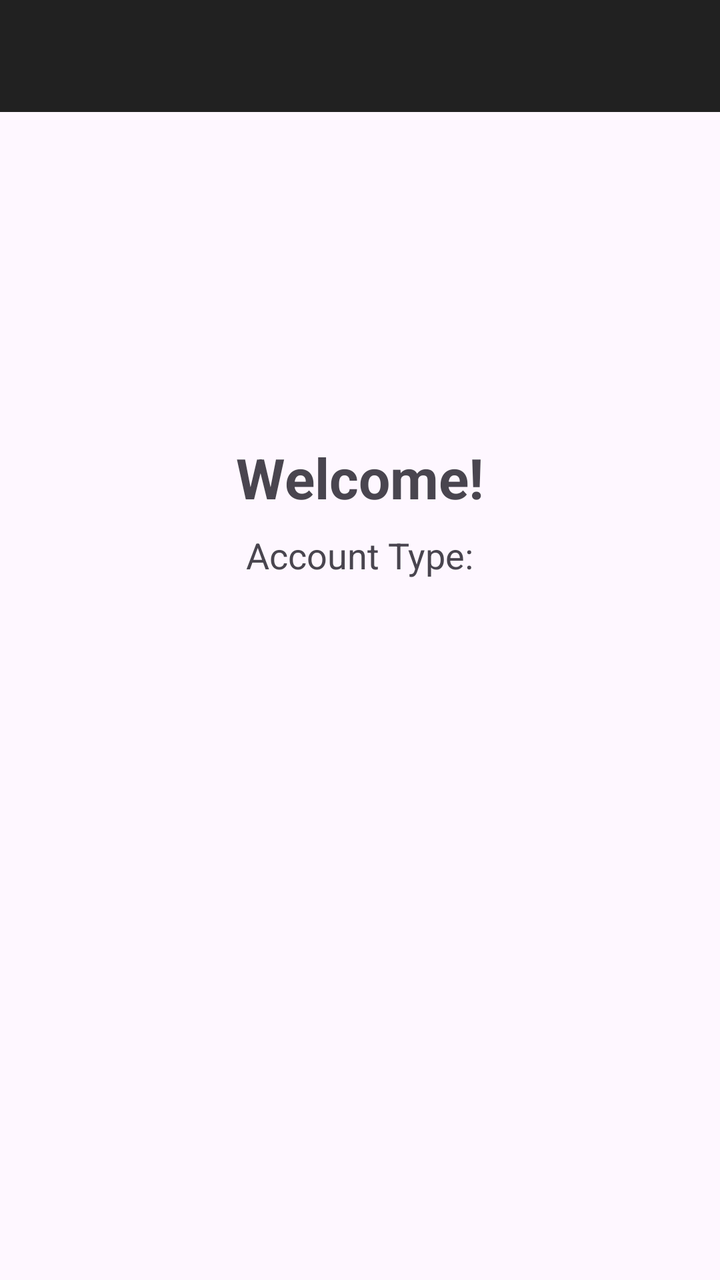
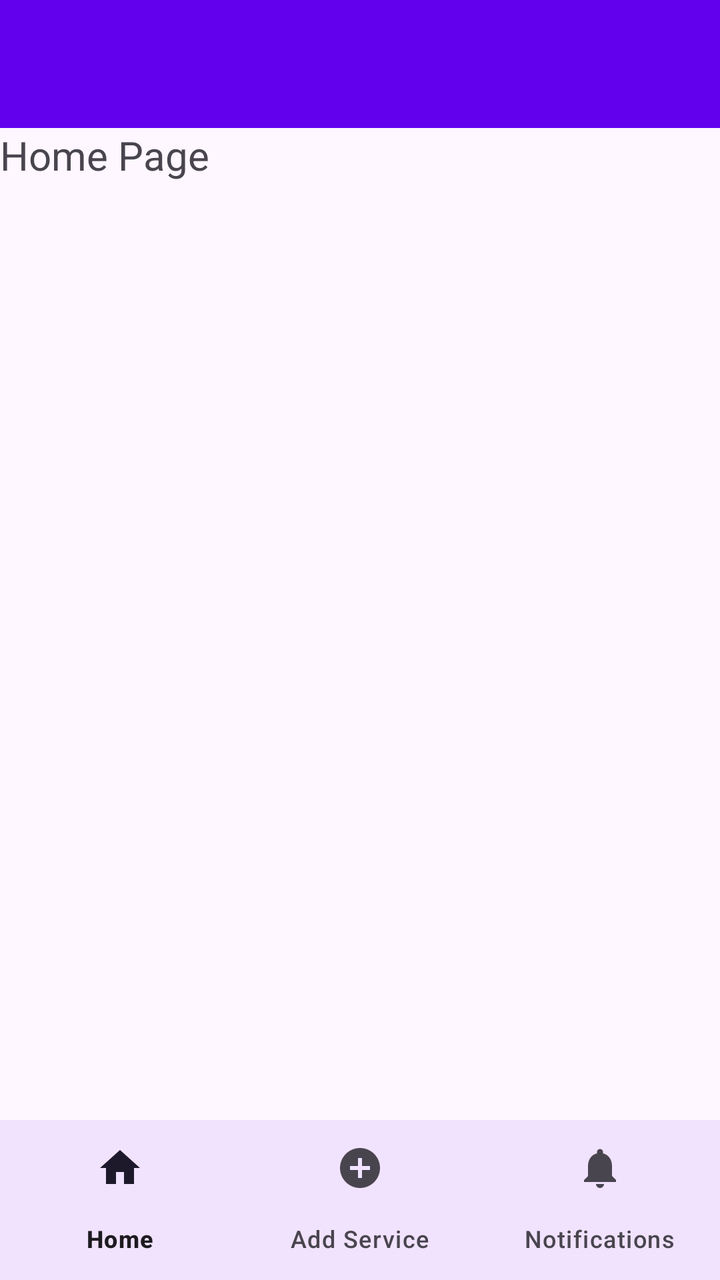

Compare the two renders of this Android layout. The source of the first and the diff that turns it into the second are given below.
<!-- AndroidManifest.xml: application theme Theme.RealtimeDB -->
<!-- res/layout/app_bar_main.xml -->
<?xml version="1.0" encoding="utf-8"?>
<androidx.coordinatorlayout.widget.CoordinatorLayout xmlns:android="http://schemas.android.com/apk/res/android"
    xmlns:app="http://schemas.android.com/apk/res-auto"
    xmlns:tools="http://schemas.android.com/tools"
    android:layout_width="match_parent"
    android:layout_height="match_parent"
    tools:context=".MainActivity">

    <com.google.android.material.appbar.AppBarLayout
        android:layout_width="match_parent"
        android:layout_height="wrap_content"
        android:theme="@style/Theme.AppCompat.Light.DarkActionBar">

        <androidx.appcompat.widget.Toolbar
            android:id="@+id/toolbar"
            android:layout_width="match_parent"
            android:layout_height="?attr/actionBarSize"
            android:background="?attr/colorPrimary"
            app:popupTheme="@style/Theme.AppCompat.Light" />

    </com.google.android.material.appbar.AppBarLayout>

    <include layout="@layout/content_main" />

</androidx.coordinatorlayout.widget.CoordinatorLayout>
<!-- res/layout/content_main.xml (included above) -->
<?xml version="1.0" encoding="utf-8"?>
<androidx.constraintlayout.widget.ConstraintLayout xmlns:android="http://schemas.android.com/apk/res/android"
    xmlns:app="http://schemas.android.com/apk/res-auto"
    xmlns:tools="http://schemas.android.com/tools"
    android:layout_width="match_parent"
    android:layout_height="match_parent"
    app:layout_behavior="@string/appbar_scrolling_view_behavior"
    tools:context=".MainActivity"
    tools:showIn="@layout/app_bar_main">

    <TextView
        android:id="@+id/textViewWelcome"
        android:layout_width="wrap_content"
        android:layout_height="wrap_content"
        android:text="Welcome!"
        android:textSize="28sp"
        android:textStyle="bold"
        app:layout_constraintBottom_toBottomOf="parent"
        app:layout_constraintEnd_toEndOf="parent"
        app:layout_constraintStart_toStartOf="parent"
        app:layout_constraintTop_toTopOf="parent"
        app:layout_constraintVertical_bias="0.3" />

    <TextView
        android:id="@+id/textViewUserType"
        android:layout_width="wrap_content"
        android:layout_height="wrap_content"
        android:text="Account Type:"
        android:textSize="18sp"
        android:layout_marginTop="8dp"
        app:layout_constraintEnd_toEndOf="parent"
        app:layout_constraintStart_toStartOf="parent"
        app:layout_constraintTop_toBottomOf="@+id/textViewWelcome" />

</androidx.constraintlayout.widget.ConstraintLayout>
<!-- resources referenced by this layout -->
<resources>
  <style name="Theme.RealtimeDB" parent="Base.Theme.RealtimeDB" />
  <style name="Base.Theme.RealtimeDB" parent="Theme.Material3.DayNight.NoActionBar">
          
          
      </style>
</resources>

<!-- the commit's change to res/layout/app_bar_main.xml (unified diff, before → after) -->
@@ -8,15 +8,15 @@
 
     <com.google.android.material.appbar.AppBarLayout
         android:layout_width="match_parent"
-        android:layout_height="wrap_content"
-        android:theme="@style/Theme.AppCompat.Light.DarkActionBar">
+        android:layout_height="wrap_content">
 
         <androidx.appcompat.widget.Toolbar
             android:id="@+id/toolbar"
             android:layout_width="match_parent"
             android:layout_height="?attr/actionBarSize"
             android:background="?attr/colorPrimary"
-            app:popupTheme="@style/Theme.AppCompat.Light" />
+            android:theme="@style/ThemeOverlay.AppCompat.Dark.ActionBar"
+            app:popupTheme="@style/ThemeOverlay.AppCompat.Light" />
 
     </com.google.android.material.appbar.AppBarLayout>
 
@@ -34,28 +34,40 @@
     tools:context=".MainActivity"
     tools:showIn="@layout/app_bar_main">
 
-    <TextView
-        android:id="@+id/textViewWelcome"
-        android:layout_width="wrap_content"
-        android:layout_height="wrap_content"
-        android:text="Welcome!"
-        android:textSize="28sp"
-        android:textStyle="bold"
-        app:layout_constraintBottom_toBottomOf="parent"
-        app:layout_constraintEnd_toEndOf="parent"
-        app:layout_constraintStart_toStartOf="parent"
-        app:layout_constraintTop_toTopOf="parent"
-        app:layout_constraintVertical_bias="0.3" />
 
-    <TextView
-        android:id="@+id/textViewUserType"
-        android:layout_width="wrap_content"
-        android:layout_height="wrap_content"
-        android:text="Account Type:"
-        android:textSize="18sp"
-        android:layout_marginTop="8dp"
-        app:layout_constraintEnd_toEndOf="parent"
-        app:layout_constraintStart_toStartOf="parent"
-        app:layout_constraintTop_toBottomOf="@+id/textViewWelcome" />
+    
+    <androidx.coordinatorlayout.widget.CoordinatorLayout
+        android:layout_width="match_parent"
+        android:layout_height="match_parent">
+
+
+        
+
+        
+        <FrameLayout
+            android:id="@+id/fragment_container"
+            android:layout_width="match_parent"
+            android:layout_height="586dp"
+            app:layout_behavior="@string/appbar_scrolling_view_behavior" >
+
+            <TextView
+                android:id="@+id/textView2"
+                android:textSize="20dp"
+                android:layout_width="wrap_content"
+                android:layout_height="wrap_content"
+                android:text="Home Page" />
+        </FrameLayout>
+
+        <com.google.android.material.bottomnavigation.BottomNavigationView
+            android:id="@+id/bottom_navigation"
+            android:layout_width="match_parent"
+            android:layout_height="wrap_content"
+            android:layout_gravity="bottom"
+            android:background="?android:attr/windowBackground"
+            app:menu="@menu/bottom_navigation_menu" />
+
+    </androidx.coordinatorlayout.widget.CoordinatorLayout>
+
+
 
 </androidx.constraintlayout.widget.ConstraintLayout>
<!-- resource entries referenced after the edit -->
@@ -3,7 +3,19 @@
   <style name="Theme.RealtimeDB" parent="Base.Theme.RealtimeDB" />
   <style name="Base.Theme.RealtimeDB" parent="Theme.Material3.DayNight.NoActionBar">
           
+          <item name="colorPrimary">@color/colorPrimary</item>
+          <item name="colorPrimaryVariant">@color/colorPrimaryDark</item>
+          <item name="colorOnPrimary">@color/white</item>
           
+          <item name="colorSecondary">@color/colorAccent</item>
+          <item name="colorOnSecondary">@color/black</item>
+          
+          <item name="android:statusBarColor">?attr/colorPrimaryVariant</item>
       </style>
+  <color name="colorPrimary">#6200EE</color>
+  <color name="colorPrimaryDark">#3700B3</color>
+  <color name="white">#FFFFFFFF</color>
+  <color name="colorAccent">#03DAC5</color>
+  <color name="black">#FF000000</color>
 </resources>
 
